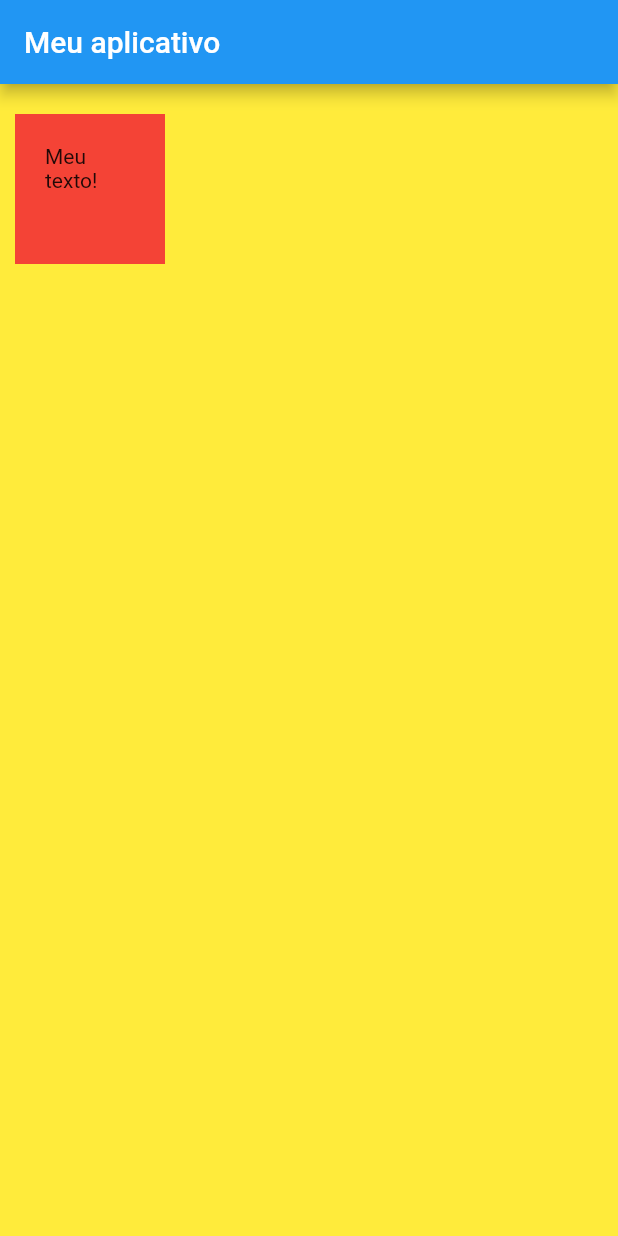
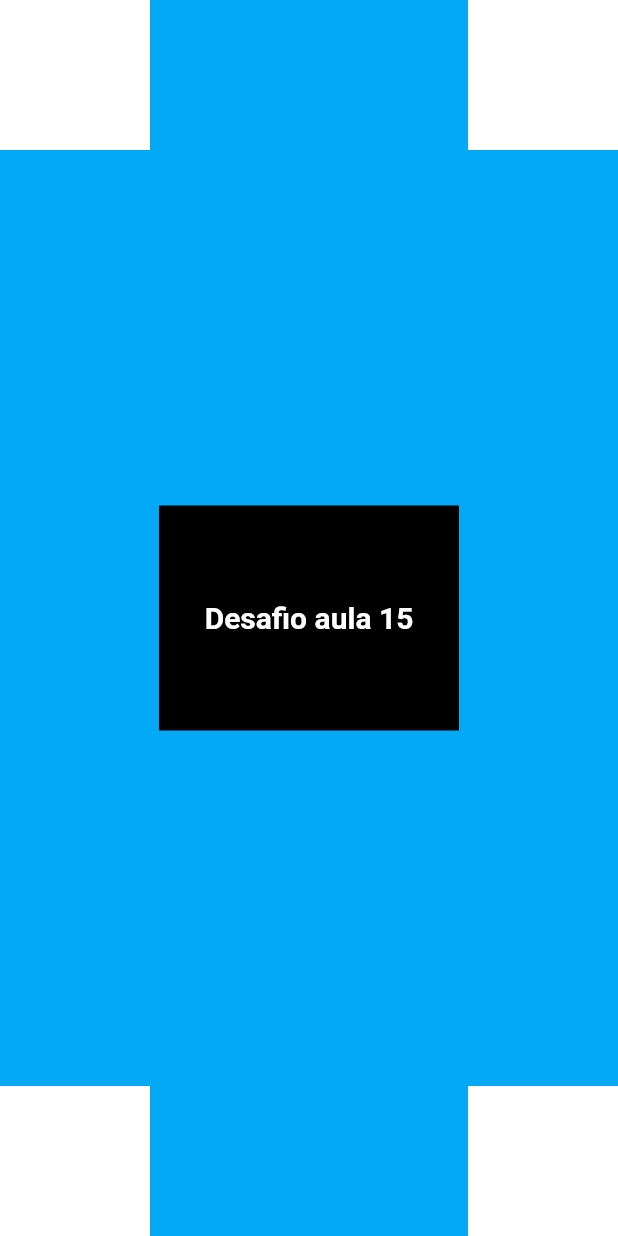
Before and after one commit to LinconjBrito/mycard, a Flutter app: the screen it shows after launch, on a phone screen of 412 x 824 dp. Run offline on Flutter 3.47's test engine with Material 2 defaults, Android fonts, the phone set to English and light mode, and no system bars.

Commit message:
Consegui realizar o desafio da aula 15

```diff
--- a/lib/main.dart
+++ b/lib/main.dart
@@ -1,29 +1,74 @@
 import 'package:flutter/material.dart';
 
 void main() {
-  runApp(const MeuApp());
+  runApp(const MyApp());
 }
 
-class MeuApp extends StatelessWidget {
-  const MeuApp({super.key});
+// criando uma classe stateless para poder utilizar os recursos de hotreload
+
+class MyApp extends StatelessWidget {
+  const MyApp({super.key});
 
   @override
   Widget build(BuildContext context) {
     return MaterialApp(
       home: Scaffold(
-        backgroundColor: Colors.yellow,
-        appBar: AppBar(title: const Text("Meu aplicativo")),
-
-        body: Container(
-
-          margin: const EdgeInsets.symmetric(horizontal: 10, vertical: 20),
-          padding: const EdgeInsets.all(20),
-
-          width: 100,
-          height: 100,
-          color: Colors.red,
-
-          child: const Text("Meu texto!"),
+        backgroundColor: Colors.lightBlue,
+        body: SafeArea(
+          child: Stack(
+            children: [
+              Column(
+                mainAxisAlignment: MainAxisAlignment.spaceBetween,
+                crossAxisAlignment: CrossAxisAlignment.end,
+                children: [
+                  Container(
+                    width: 100,
+                    height: 100,
+                    color: Colors.white,
+                  ),
+                  Container(
+                    width: 100,
+                    height: 100,
+                    color: Colors.white,
+                  )
+                ],
+              ),
+              Column(
+                mainAxisAlignment: MainAxisAlignment.spaceBetween,
+                crossAxisAlignment: CrossAxisAlignment.end,
+                children: [
+                  Container(
+                    width: 100,
+                    height: 100,
+                    color: Colors.white,
+                  ),
+                  Container(
+                    width: double.infinity,
+                  ),
+                  Container(
+                    width: 100,
+                    height: 100,
+                    color: Colors.white,
+                  )
+                ],
+              ),
+              Center(
+                child: Container(
+                  width: 200,
+                  height: 150,
+                  color: Colors.black,
+                  child: const Center(
+                      child: Text(
+                    "Desafio aula 15",
+                    style: TextStyle(
+                        fontSize: 20,
+                        fontWeight: FontWeight.bold,
+                        color: Colors.white),
+                  )),
+                ),
+              ),
+            ],
+          ),
         ),
       ),
     );
```
